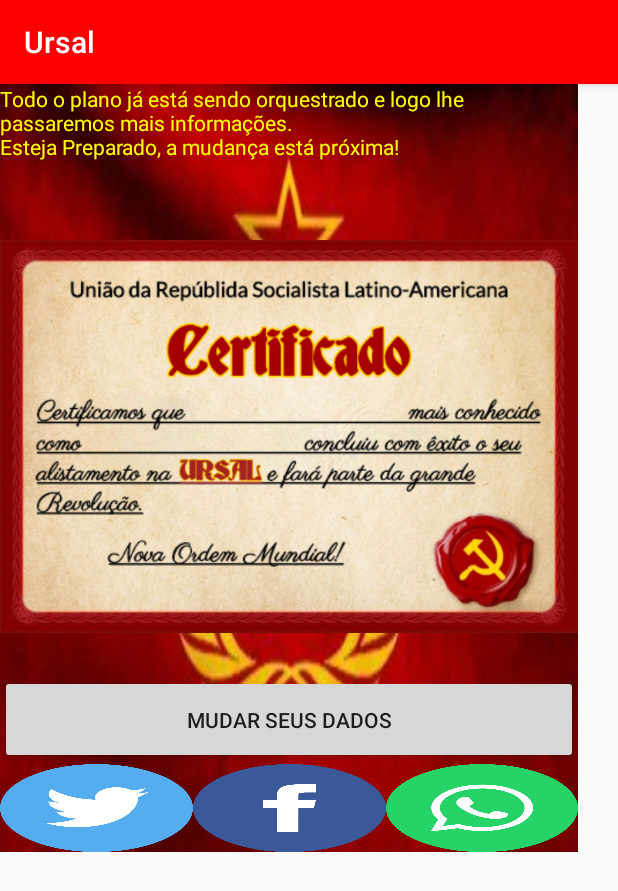
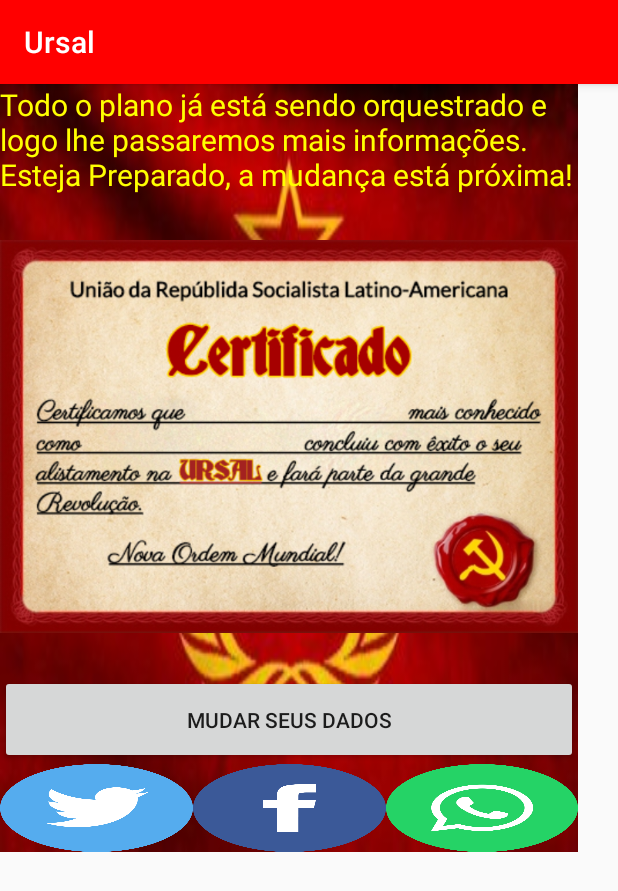
Before and after one commit to brunowber/ursal, an Android app: the CertificadoActivity screen opened directly, with no data from a screen before it, on a phone screen of 412 x 824 dp. Shown: the top 891 px of the screen. Run offline under Robolectric (Android 15) with nearby library versions, the phone set to English and light mode, and no system bars; libraries missing offline, so code that uses them is left out: com.facebook, com.facebook.login, com.facebook.share.

Commit message:
Correção tela

```diff
--- a/app/src/main/java/ursal/ursal/CertificadoActivity.java
+++ b/app/src/main/java/ursal/ursal/CertificadoActivity.java
@@ -159,7 +159,7 @@ public class CertificadoActivity extends AppCompatActivity {
         canvas = new Canvas(mutableBitmap);
         Paint paint = new Paint();
         paint.setColor(Color.BLACK);
-        paint.setTextSize(55);
+        paint.setTextSize(40);
         Typeface tf =Typeface.createFromAsset(getAssets(),"fonts/Deutsch.ttf");
         paint.setTypeface(Typeface.create(tf, Typeface.ITALIC));
 
@@ -183,8 +183,8 @@ public class CertificadoActivity extends AppCompatActivity {
         yPos = ((canvas.getHeight() / 1.85)) ;
         canvas.drawText("" + bufferG,(float) xPos, (float) yPos, paint);
 
-        xPos = (canvas.getWidth() / 8);
-        yPos = ((canvas.getHeight() / 1.1)) ;
+        xPos = (canvas.getWidth() / 8.4);
+        yPos = ((canvas.getHeight() / 1.08)) ;
         canvas.drawText("" + bufferD, (float) xPos, (float) yPos, paint);
 
         return mutableBitmap;
--- a/app/src/main/res/layout/activity_certificado.xml
+++ b/app/src/main/res/layout/activity_certificado.xml
@@ -3,7 +3,7 @@
     xmlns:app="http://schemas.android.com/apk/res-auto"
     xmlns:tools="http://schemas.android.com/tools"
     android:layout_width="match_parent"
-    android:layout_height="match_parent"
+    android:layout_height="wrap_content"
     tools:context=".CertificadoActivity">
 
     <LinearLayout
@@ -21,6 +21,7 @@
             android:fontFamily="@assets/f"
             android:text="@string/tela_certificado"
             android:textColor="@color/corFont"
+            android:textSize="20dp"
             tools:layout_editor_absoluteX="16dp"
             tools:layout_editor_absoluteY="16dp" />
 
```
